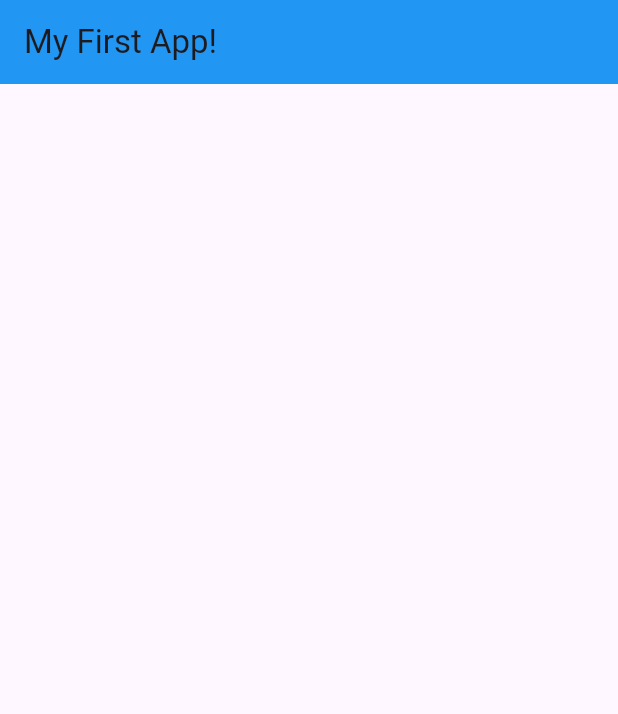
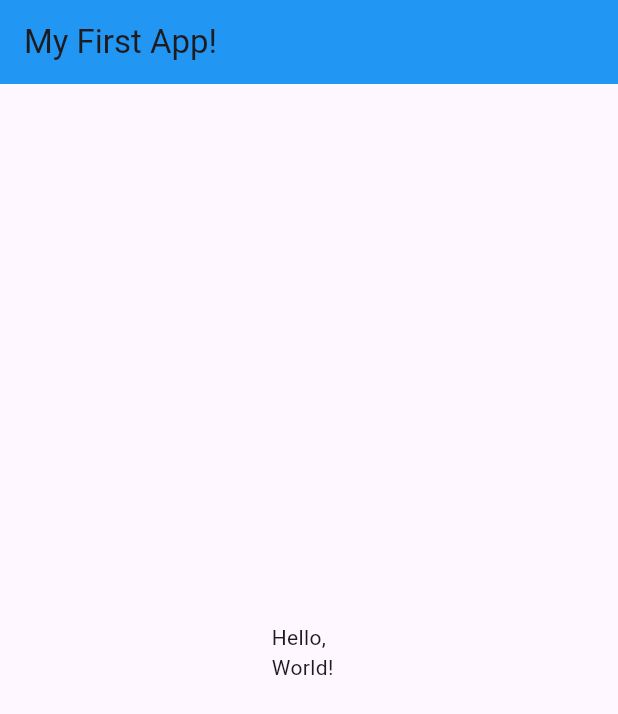
Before and after one commit to Hardvan/Trying-Flutter, a Flutter app: the screen it shows after launch, on a phone screen of 412 x 824 dp. Shown: the top 714 px of the screen. Run offline on Flutter 3.47's test engine with Material 3 defaults, Android fonts, the phone set to English and light mode, and no system bars.

```diff
--- a/lib/main.dart
+++ b/lib/main.dart
@@ -1,7 +1,7 @@
 import 'package:flutter/material.dart';
 
 void main() {
-  runApp(MyApp());
+  runApp(const MyApp());
 }
 
 class MyApp extends StatelessWidget {
@@ -15,6 +15,13 @@ class MyApp extends StatelessWidget {
           backgroundColor: Colors.blue,
           title: const Text('My First App!'),
         ),
+        body: const Center(
+          child: SizedBox(
+            height: 50,
+            width: 50,
+            child: Text('Hello, World!'),
+          ),
+        ),
       ),
     );
   }
```
